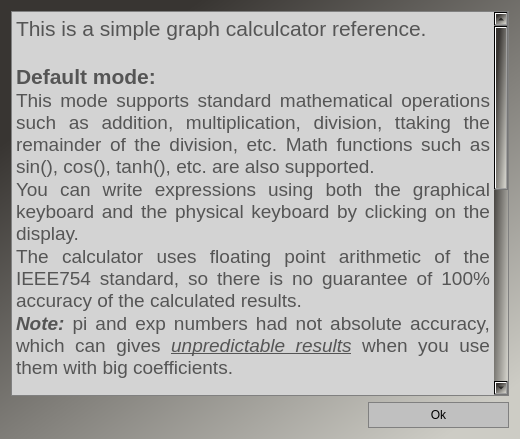
The window that simple_calc/helpwindow.ui (DetriX-x/cpp-graph-calculator-qt) describes before a commit, drawn with Qt 5.
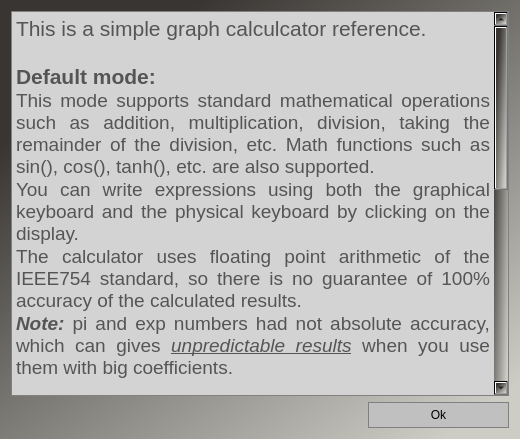
The same window after the commit.

The edit to the form file:
```diff
--- a/simple_calc/helpwindow.ui
+++ b/simple_calc/helpwindow.ui
@@ -83,7 +83,7 @@
 &lt;p align=&quot;justify&quot; style=&quot; margin-top:0px; margin-bottom:0px; margin-left:0px; margin-right:0px; -qt-block-indent:0; text-indent:0px;&quot;&gt;&lt;span style=&quot; font-size:16pt;&quot;&gt;This is a simple graph calculcator reference.&lt;/span&gt;&lt;/p&gt;
 &lt;p align=&quot;justify&quot; style=&quot;-qt-paragraph-type:empty; margin-top:0px; margin-bottom:0px; margin-left:0px; margin-right:0px; -qt-block-indent:0; text-indent:0px;&quot;&gt;&lt;br /&gt;&lt;/p&gt;
 &lt;p align=&quot;justify&quot; style=&quot; margin-top:0px; margin-bottom:0px; margin-left:0px; margin-right:0px; -qt-block-indent:0; text-indent:0px;&quot;&gt;&lt;span style=&quot; font-size:16pt; font-weight:700;&quot;&gt;Default mode:&lt;/span&gt;&lt;/p&gt;
-&lt;p align=&quot;justify&quot; style=&quot; margin-top:0px; margin-bottom:0px; margin-left:0px; margin-right:0px; -qt-block-indent:0; text-indent:0px;&quot;&gt;This mode supports standard mathematical operations such as addition, multiplication, division, ttaking the remainder of the division, etc. Math functions such as sin(), cos(), tanh(), etc. are also supported.&lt;/p&gt;
+&lt;p align=&quot;justify&quot; style=&quot; margin-top:0px; margin-bottom:0px; margin-left:0px; margin-right:0px; -qt-block-indent:0; text-indent:0px;&quot;&gt;This mode supports standard mathematical operations such as addition, multiplication, division, taking the remainder of the division, etc. Math functions such as sin(), cos(), tanh(), etc. are also supported.&lt;/p&gt;
 &lt;p align=&quot;justify&quot; style=&quot; margin-top:0px; margin-bottom:0px; margin-left:0px; margin-right:0px; -qt-block-indent:0; text-indent:0px;&quot;&gt;You can write expressions using both the graphical keyboard and the physical keyboard by clicking on the display.&lt;/p&gt;
 &lt;p align=&quot;justify&quot; style=&quot; margin-top:0px; margin-bottom:0px; margin-left:0px; margin-right:0px; -qt-block-indent:0; text-indent:0px;&quot;&gt;The calculator uses floating point arithmetic of the IEEE754 standard, so there is no guarantee of 100% accuracy of the calculated results.&lt;/p&gt;
 &lt;p align=&quot;justify&quot; style=&quot; margin-top:0px; margin-bottom:0px; margin-left:0px; margin-right:0px; -qt-block-indent:0; text-indent:0px;&quot;&gt;&lt;span style=&quot; font-weight:700; font-style:italic;&quot;&gt;Note:&lt;/span&gt; pi and exp numbers had not absolute accuracy, which can gives &lt;span style=&quot; font-style:italic; text-decoration: underline;&quot;&gt;unpredictable results&lt;/span&gt; when you use them with big coefficients.&lt;/p&gt;
```
